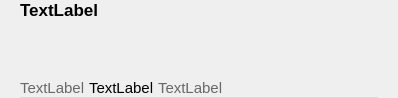
Above: views/notelistcellwidget.ui from Gitnoter/Gitnoter before the change. Below: the same form after it.
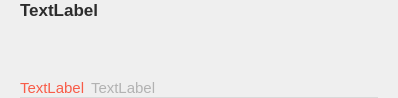
That is the form after the change. Custom widgets are drawn as their Qt base class.

Patch:
```diff
--- a/views/notelistcellwidget.ui
+++ b/views/notelistcellwidget.ui
@@ -37,6 +37,10 @@
   background-color: transparent;
 }
 
+QLabel#label_title{
+    color: #2C2C2C;
+}
+
 QWidget#widget_content{
   border-bottom: 0.5px solid rgb(217, 217, 217);
 }
@@ -44,14 +48,17 @@
 #frame_body{
   border: none;
   font-size: 12px;
-  color: #686868;
+  color: #6F747A;
 }
 
 QLabel#label_tagList,
 QLabel#label_datetime{
-  color: #686868;
+  color: #B2B2B2;
 }
 
+QLabel#label_categoryList{
+    color: #F85C48;
+}
 </string>
   </property>
   <layout class="QHBoxLayout" name="horizontalLayout_2">
@@ -162,7 +169,7 @@
         </property>
         <layout class="QHBoxLayout" name="horizontalLayout">
          <property name="spacing">
-          <number>4</number>
+          <number>6</number>
          </property>
          <property name="leftMargin">
           <number>0</number>
@@ -176,35 +183,6 @@
          <property name="bottomMargin">
           <number>2</number>
          </property>
-         <item>
-          <widget class="QLabel" name="label_datetime">
-           <property name="minimumSize">
-            <size>
-             <width>0</width>
-             <height>0</height>
-            </size>
-           </property>
-           <property name="maximumSize">
-            <size>
-             <width>16777215</width>
-             <height>16777215</height>
-            </size>
-           </property>
-           <property name="font">
-            <font>
-             <pointsize>11</pointsize>
-             <weight>50</weight>
-             <bold>false</bold>
-            </font>
-           </property>
-           <property name="text">
-            <string>TextLabel</string>
-           </property>
-           <property name="alignment">
-            <set>Qt::AlignLeading|Qt::AlignLeft|Qt::AlignVCenter</set>
-           </property>
-          </widget>
-         </item>
          <item>
           <widget class="QLabel" name="label_categoryList">
            <property name="font">
```
